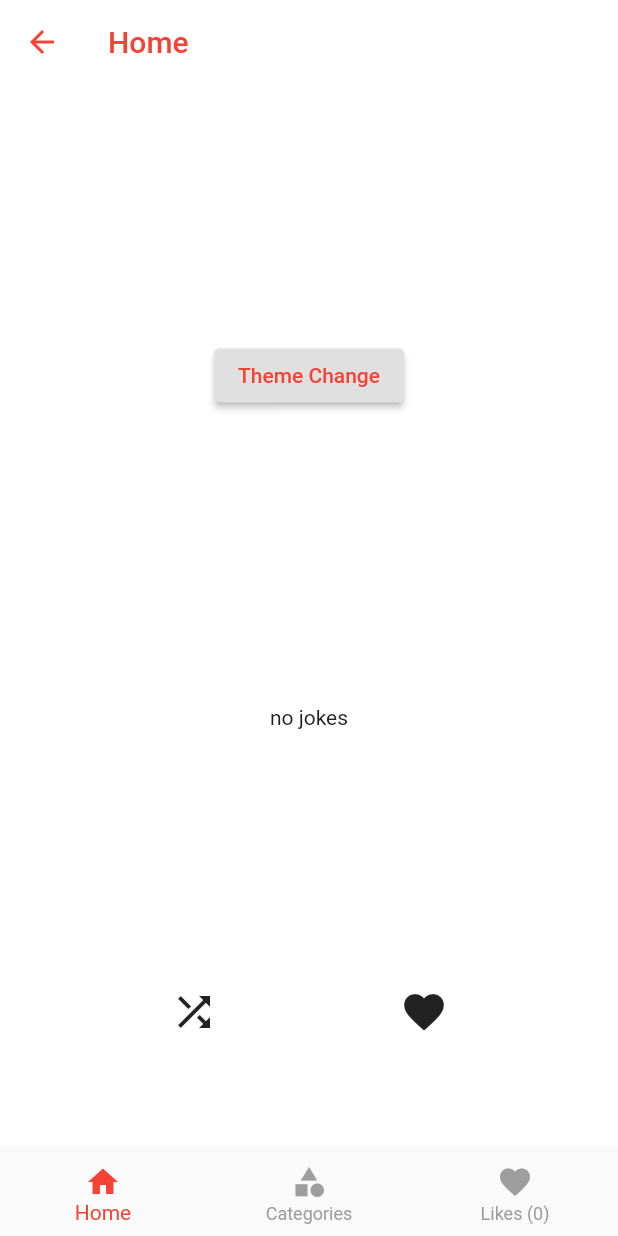
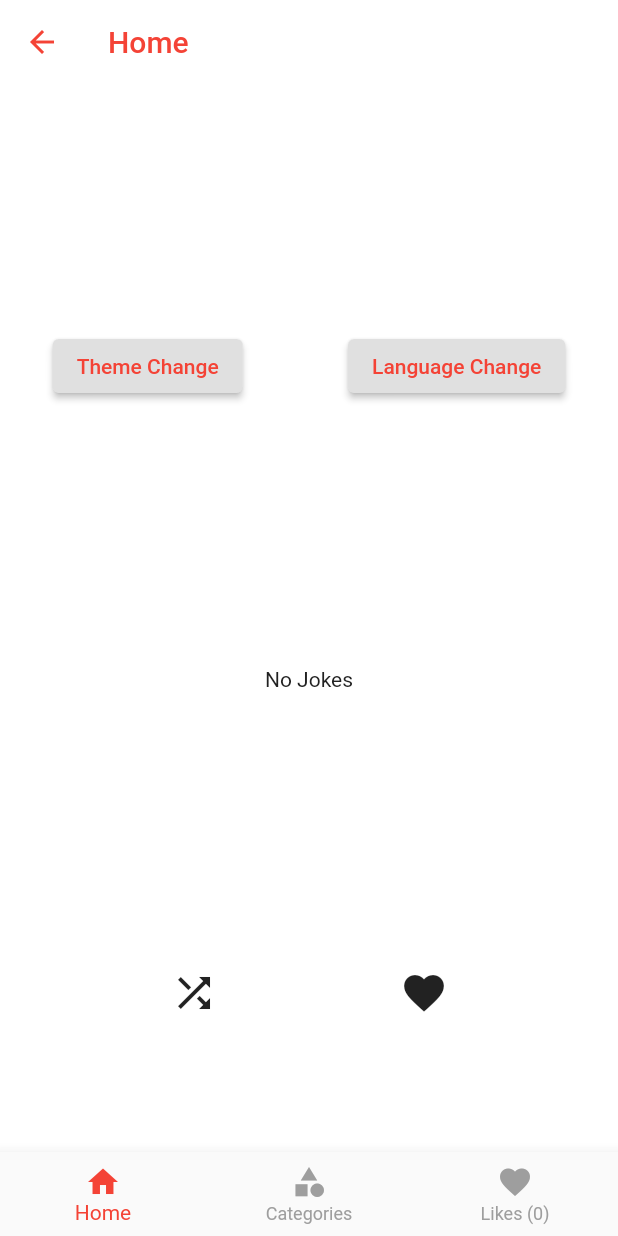
Before and after one commit to aykutonen/chuck_norris_jokes, a Flutter app: the DashboardView screen opened by its route, on a phone screen of 412 x 824 dp. Run offline on Flutter 3.47's test engine with Material 2 defaults, Android fonts, the phone set to English and light mode, and no system bars; our stand-ins replace get, get_storage; accounts and stored records are empty; network calls fail.

Commit message:
dil desteği eklendi.

```diff
--- a/lib/controllers/app_controller.dart
+++ b/lib/controllers/app_controller.dart
@@ -7,6 +7,7 @@ class AppController extends GetxController {
   var hasShowOnboarding = false.obs;
   var hasLoggedIn = false.obs;
   var themeMode = ThemeMode.system;
+  var language = Get.deviceLocale.obs;
 
   final service = Get.put(AppService());
 
@@ -18,6 +19,11 @@ class AppController extends GetxController {
     // ThemeMode değerini storage'den çek
     final _themeModeFromLocal = service.getThemeMode();
     if (_themeModeFromLocal != null) themeMode = _themeModeFromLocal;
+
+    final _langFromLocal = service.getLanguage();
+    if (_langFromLocal != null && _langFromLocal.isNotEmpty) {
+      language(Locale(_langFromLocal));
+    }
 
     super.onInit();
   }
@@ -44,4 +50,16 @@ class AppController extends GetxController {
     service.saveThemeMode(mode);
     Get.changeThemeMode(mode);
   }
+
+  void changeLanguage(String? lang) {
+    if (lang == null) {
+      if (language.value != null && language.value!.languageCode == 'en')
+        lang = 'tr';
+      else
+        lang = 'en';
+    }
+    service.saveLanguage(lang);
+    language(Locale(lang));
+    Get.updateLocale(language.value!);
+  }
 }
--- a/lib/controllers/dashboard_controller.dart
+++ b/lib/controllers/dashboard_controller.dart
@@ -17,13 +17,13 @@ class DashboardController extends GetxController {
   String get pageTitle {
     switch (currentPageIndex.value) {
       case 0:
-        return 'Home';
+        return 'home'.tr;
       case 1:
-        return 'Categories';
+        return 'categories'.tr;
       case 2:
-        return 'Likes';
+        return 'likes'.tr;
       default:
-        return 'Home';
+        return 'home'.tr;
     }
   }
 
--- /dev/null
+++ b/lib/core/translations/app_translations.dart
@@ -0,0 +1,11 @@
+import 'package:chuck_norris_jokes/core/translations/translation_en.dart';
+import 'package:chuck_norris_jokes/core/translations/translation_tr.dart';
+import 'package:get/get.dart';
+
+class AppTranslations extends Translations {
+  @override
+  Map<String, Map<String, String>> get keys => {
+        'en': TranslationEN.keys,
+        'tr': TranslationTR.keys,
+      };
+}
--- /dev/null
+++ b/lib/core/translations/translation_en.dart
@@ -0,0 +1,23 @@
+// English language content
+class TranslationEN {
+  static Map<String, String> get keys => {
+        'app_title': 'Chuck Norris\'s Jokes',
+        'start': 'Start',
+        'next': 'Next',
+        'login': 'Login',
+        'email': 'Email',
+        'email_hint': 'acme@mail.com',
+        'password': 'Password',
+        'password_hint': '***',
+        'home': 'Home',
+        'categories': 'Categories',
+        'likes': 'Likes',
+        'selected_category': 'Selected Category',
+        'theme_change': 'Theme Change',
+        'no_jokes': 'No Jokes',
+        'joke_not_found': 'Chuck Norris has no jokes',
+        'joke_detail': 'Joke Detail',
+        'like': 'Like',
+        'language_change': 'Language Change',
+      };
+}
--- /dev/null
+++ b/lib/core/translations/translation_tr.dart
@@ -0,0 +1,23 @@
+// Turkis language content
+class TranslationTR {
+  static Map<String, String> get keys => {
+        'app_title': 'Chuck Norris\'in Şakaları',
+        'start': 'Başla',
+        'next': 'Sonraki',
+        'login': 'Giriş',
+        'email': 'Eposta',
+        'email_hint': 'acme@eposta.com',
+        'password': 'Parola',
+        'password_hint': '***',
+        'home': 'Giriş',
+        'categories': 'Kategoriler',
+        'likes': 'Beğeniler',
+        'selected_category': 'Seçili Kategori',
+        'theme_change': 'Tema Değiştir',
+        'no_jokes': 'Şaka Yok',
+        'joke_not_found': 'Chuck Norris\'in hiç şakası yok',
+        'joke_detail': 'Şaka Detayı',
+        'like': 'Beğen',
+        'language_change': 'Dil Değiştir',
+      };
+}
--- a/lib/views/dashboard.dart
+++ b/lib/views/dashboard.dart
@@ -21,12 +21,12 @@ class DashboardView extends StatelessWidget {
           onTap: ctrl.currentPageIndex,
           currentIndex: ctrl.currentPageIndex.value,
           items: [
-            BottomNavigationBarItem(icon: Icon(Icons.home), label: 'Home'),
+            BottomNavigationBarItem(icon: Icon(Icons.home), label: 'home'.tr),
             BottomNavigationBarItem(
-                icon: Icon(Icons.category), label: 'Categories'),
+                icon: Icon(Icons.category), label: 'categories'.tr),
             BottomNavigationBarItem(
                 icon: Icon(Icons.favorite),
-                label: 'Likes (${likeCtrl.likeCount})'),
+                label: 'likes'.tr + ' (${likeCtrl.likeCount})'),
           ],
         ),
       ),
--- a/lib/views/home.dart
+++ b/lib/views/home.dart
@@ -9,6 +9,7 @@ class HomeView extends StatelessWidget {
   final ctrl = Get.put(HomeController());
   final catCtrl = Get.find<CategoryController>();
   final likeCtrl = Get.put(LikesController());
+  final appCtrl = Get.find<AppController>();
 
   @override
   Widget build(BuildContext context) {
@@ -22,7 +23,7 @@ class HomeView extends StatelessWidget {
                   crossAxisAlignment: CrossAxisAlignment.center,
                   mainAxisAlignment: MainAxisAlignment.center,
                   children: [
-                    Text("Selected Category: ${catCtrl.selected}"),
+                    Text('selected_category'.tr + ': ${catCtrl.selected}'),
                     IconButton(
                       onPressed: () => catCtrl.selectCategory(''),
                       icon: const Icon(Icons.delete),
@@ -31,19 +32,28 @@ class HomeView extends StatelessWidget {
                 )
               : Container(),
         ),
-        Container(
-          padding: const EdgeInsets.all(32),
-          child: ElevatedButton(
+        Row(
+          mainAxisAlignment: MainAxisAlignment.spaceAround,
+          children: [
+            ElevatedButton(
               child: Text(
-              'Theme Change',
+                'theme_change'.tr,
               ),
               onPressed: () {
-              final appCtrl = Get.find<AppController>();
                 Get.isDarkMode
                     ? appCtrl.changeThemeMode(ThemeMode.light)
                     : appCtrl.changeThemeMode(ThemeMode.dark);
               },
             ),
+            ElevatedButton(
+              child: Text(
+                'language_change'.tr,
+              ),
+              onPressed: () {
+                appCtrl.changeLanguage(null);
+              },
+            ),
+          ],
         ),
         Container(
           height: Get.height / 4,
@@ -53,7 +63,7 @@ class HomeView extends StatelessWidget {
               ? CircularProgressIndicator()
               : ctrl.hasJoke
                   ? Text(ctrl.joke.value!.content)
-                  : Text("no jokes")),
+                  : Text('no_jokes'.tr)),
         ),
         Row(
           mainAxisAlignment: MainAxisAlignment.spaceEvenly,
--- a/lib/views/like_detail.dart
+++ b/lib/views/like_detail.dart
@@ -8,7 +8,7 @@ class LikeDetailView extends StatelessWidget {
   @override
   Widget build(BuildContext context) {
     return Scaffold(
-      appBar: AppBar(title: Text('Joke Detail')),
+      appBar: AppBar(title: Text('joke_detail'.tr)),
       body: SafeArea(
         child: Column(
           mainAxisAlignment: MainAxisAlignment.center,
@@ -40,7 +40,7 @@ class LikeDetailView extends StatelessWidget {
                             : Colors.white,
                       )),
                   SizedBox(width: 8),
-                  Text('Like'),
+                  Text('like'.tr),
                 ],
               ),
             )
--- a/lib/views/likes.dart
+++ b/lib/views/likes.dart
@@ -36,7 +36,7 @@ class LikesView extends StatelessWidget {
                   Divider(thickness: 0.4, height: 0),
             )
           : Center(
-              child: Text('Chuck Norris has no jokes'),
+              child: Text('joke_not_found'.tr),
             ),
     );
   }
--- a/lib/views/onboarding.dart
+++ b/lib/views/onboarding.dart
@@ -49,7 +49,7 @@ class OnboardingView extends StatelessWidget {
             right: 16,
             bottom: 32,
             child: ElevatedButton(
-              child: Obx(() => Text(ctrl.isLast ? 'Start' : 'Next')),
+              child: Obx(() => Text(ctrl.isLast ? 'start'.tr : 'next'.tr)),
               onPressed: () => ctrl.nextPage(),
             ),
           ),
```
Also changed, not shown: lib/main.dart (+6 -2 lines), lib/services/app_service.dart (+8 -1 lines), lib/views/login.dart (+8 -8 lines). Lines whose indentation alone changed are shown as unchanged.
